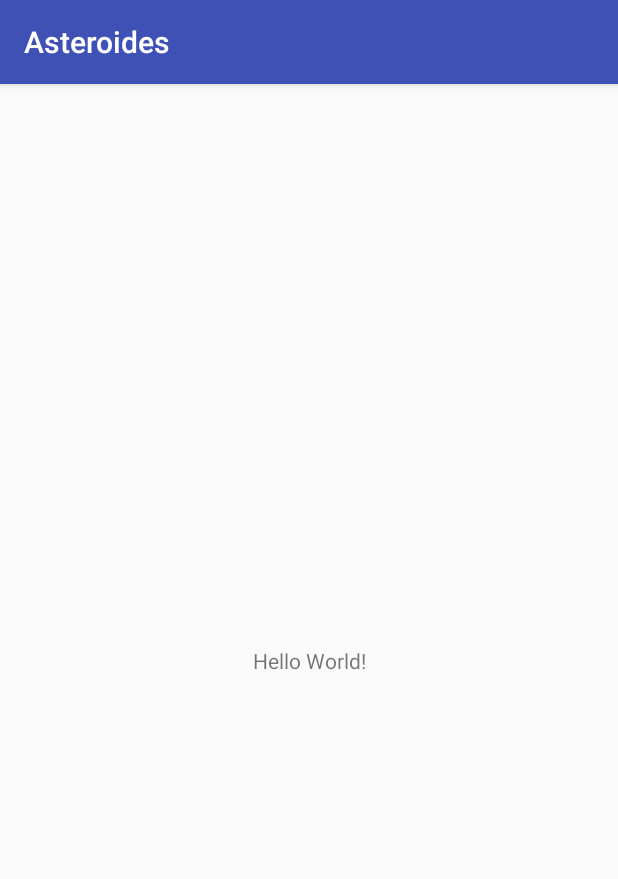
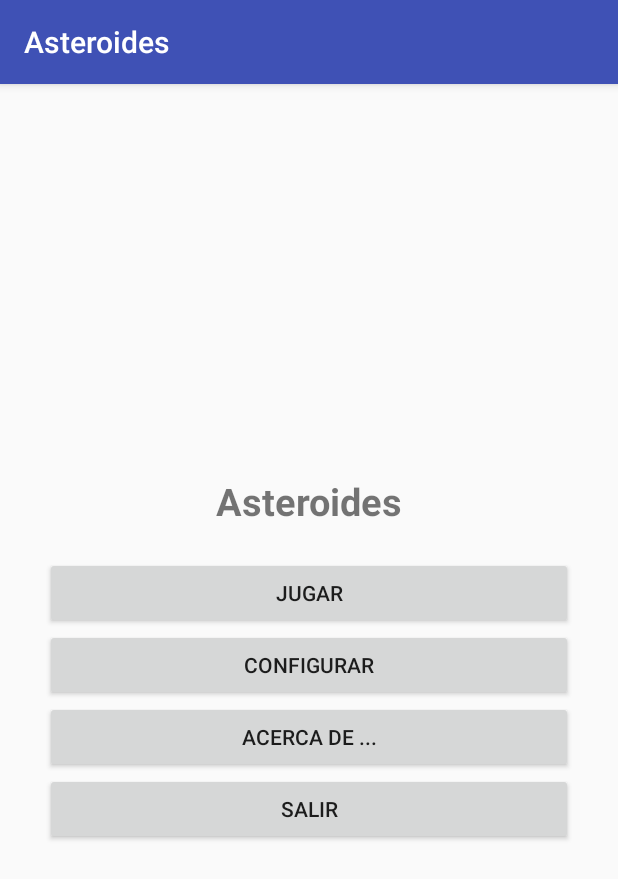
Before and after one commit to Fran250581/Asteroides, an Android app: the screen it shows after launch (MainActivity), on a phone screen of 412 x 824 dp. Shown: the top 879 px of the screen. Run offline under Robolectric (Android 15) with nearby library versions, the phone set to English and light mode, and no system bars.

Commit message:
Commit 1 - Menú.

```diff
--- /dev/null
+++ b/app/src/main/res/layout-land/activity_main.xml
@@ -0,0 +1,55 @@
+<?xml version="1.0" encoding="utf-8"?>
+<LinearLayout xmlns:android="http://schemas.android.com/apk/res/android"
+    xmlns:tools="http://schemas.android.com/tools"
+    android:orientation="vertical"
+    android:layout_width="match_parent"
+    android:layout_height="match_parent"
+    android:gravity="center"
+    android:padding="0dp"
+    tools:context="com.example.fran.asteroides.MainActivity">
+
+    <TextView
+        android:layout_width="match_parent"
+        android:layout_height="wrap_content"
+        android:gravity="center"
+        android:text="@string/app_name"
+        android:textSize="25sp"
+        android:textStyle="bold" />
+
+    <TableLayout
+        android:layout_width="match_parent"
+        android:layout_height="wrap_content"
+        android:gravity="center"
+        android:padding="30dp"
+        android:stretchColumns="*">
+
+        <TableRow>
+            <Button
+                android:id="@+id/button01"
+                android:layout_width="match_parent"
+                android:layout_height="wrap_content"
+                android:text="@string/Jugar" />
+
+            <Button
+                android:id="@+id/button02"
+                android:layout_width="match_parent"
+                android:layout_height="wrap_content"
+                android:text="@string/Configurar" />
+        </TableRow>
+
+        <TableRow>
+            <Button
+                android:id="@+id/button03"
+                android:layout_width="match_parent"
+                android:layout_height="wrap_content"
+                android:text="@string/Acercade" />
+
+            <Button
+                android:id="@+id/button04"
+                android:layout_width="match_parent"
+                android:layout_height="wrap_content"
+                android:text="@string/Salir" />
+        </TableRow>
+    </TableLayout>
+
+</LinearLayout>
--- /dev/null
+++ b/app/src/main/res/layout-sw600dp-land/activity_main.xml
@@ -0,0 +1,55 @@
+<?xml version="1.0" encoding="utf-8"?>
+<LinearLayout xmlns:android="http://schemas.android.com/apk/res/android"
+    xmlns:tools="http://schemas.android.com/tools"
+    android:orientation="vertical"
+    android:layout_width="match_parent"
+    android:layout_height="match_parent"
+    android:gravity="center"
+    android:padding="130dp"
+    tools:context="com.example.fran.asteroides.MainActivity">
+
+    <TextView
+        android:layout_width="match_parent"
+        android:layout_height="wrap_content"
+        android:gravity="center"
+        android:text="@string/app_name"
+        android:textSize="25sp"
+        android:textStyle="bold" />
+
+    <TableLayout
+        android:layout_width="match_parent"
+        android:layout_height="wrap_content"
+        android:gravity="center"
+        android:padding="30dp"
+        android:stretchColumns="*">
+
+        <TableRow>
+            <Button
+                android:id="@+id/button01"
+                android:layout_width="match_parent"
+                android:layout_height="wrap_content"
+                android:text="@string/Jugar" />
+
+            <Button
+                android:id="@+id/button02"
+                android:layout_width="match_parent"
+                android:layout_height="wrap_content"
+                android:text="@string/Configurar" />
+        </TableRow>
+
+        <TableRow>
+            <Button
+                android:id="@+id/button03"
+                android:layout_width="match_parent"
+                android:layout_height="wrap_content"
+                android:text="@string/Acercade" />
+
+            <Button
+                android:id="@+id/button04"
+                android:layout_width="match_parent"
+                android:layout_height="wrap_content"
+                android:text="@string/Salir" />
+        </TableRow>
+    </TableLayout>
+
+</LinearLayout>
--- /dev/null
+++ b/app/src/main/res/layout-sw600dp/activity_main.xml
@@ -0,0 +1,55 @@
+<?xml version="1.0" encoding="utf-8"?>
+<LinearLayout xmlns:android="http://schemas.android.com/apk/res/android"
+    xmlns:tools="http://schemas.android.com/tools"
+    android:orientation="vertical"
+    android:layout_width="match_parent"
+    android:layout_height="match_parent"
+    android:gravity="center"
+    android:padding="110dp"
+    tools:context="com.example.fran.asteroides.MainActivity">
+
+    <TextView
+        android:layout_width="match_parent"
+        android:layout_height="wrap_content"
+        android:gravity="center"
+        android:text="@string/app_name"
+        android:textSize="25sp"
+        android:textStyle="bold" />
+
+    <TableLayout
+        android:layout_width="match_parent"
+        android:layout_height="wrap_content"
+        android:gravity="center"
+        android:padding="30dp"
+        android:stretchColumns="*">
+
+        <TableRow>
+            <Button
+                android:id="@+id/button01"
+                android:layout_width="match_parent"
+                android:layout_height="wrap_content"
+                android:text="@string/Jugar" />
+
+            <Button
+                android:id="@+id/button02"
+                android:layout_width="match_parent"
+                android:layout_height="wrap_content"
+                android:text="@string/Configurar" />
+        </TableRow>
+
+        <TableRow>
+            <Button
+                android:id="@+id/button03"
+                android:layout_width="match_parent"
+                android:layout_height="wrap_content"
+                android:text="@string/Acercade" />
+
+            <Button
+                android:id="@+id/button04"
+                android:layout_width="match_parent"
+                android:layout_height="wrap_content"
+                android:text="@string/Salir" />
+        </TableRow>
+    </TableLayout>
+
+</LinearLayout>
--- a/app/src/main/res/layout/activity_main.xml
+++ b/app/src/main/res/layout/activity_main.xml
@@ -1,18 +1,40 @@
 <?xml version="1.0" encoding="utf-8"?>
-<android.support.constraint.ConstraintLayout xmlns:android="http://schemas.android.com/apk/res/android"
-    xmlns:app="http://schemas.android.com/apk/res-auto"
+<LinearLayout xmlns:android="http://schemas.android.com/apk/res/android"
     xmlns:tools="http://schemas.android.com/tools"
+    android:orientation="vertical"
     android:layout_width="match_parent"
     android:layout_height="match_parent"
+    android:gravity="center"
+    android:padding="30dp"
     tools:context="com.example.fran.asteroides.MainActivity">
 
     <TextView
-        android:layout_width="wrap_content"
+        android:layout_width="match_parent"
         android:layout_height="wrap_content"
-        android:text="Hello World!"
-        app:layout_constraintBottom_toBottomOf="parent"
-        app:layout_constraintLeft_toLeftOf="parent"
-        app:layout_constraintRight_toRightOf="parent"
-        app:layout_constraintTop_toTopOf="parent" />
+        android:layout_marginBottom="20dp"
+        android:gravity="center"
+        android:text="@string/app_name"
+        android:textSize="25sp"
+        android:textStyle="bold" />
+    <Button
+        android:id="@+id/Button01"
+        android:layout_height="wrap_content"
+        android:layout_width="match_parent"
+        android:text="@string/Jugar"/>
+    <Button
+        android:id="@+id/Button02"
+        android:layout_height="wrap_content"
+        android:layout_width="match_parent"
+        android:text="@string/Configurar"/>
+    <Button
+        android:id="@+id/Button03"
+        android:layout_height="wrap_content"
+        android:layout_width="match_parent"
+        android:text="@string/Acercade"/>
+    <Button
+        android:id="@+id/Button04"
+        android:layout_height="wrap_content"
+        android:layout_width="match_parent"
+        android:text="@string/Salir"/>
 
-</android.support.constraint.ConstraintLayout>
+</LinearLayout>
--- a/app/src/main/res/values/strings.xml
+++ b/app/src/main/res/values/strings.xml
@@ -1,3 +1,10 @@
 <resources>
     <string name="app_name">Asteroides</string>
+
+    <!-- Menú principal. -->
+    <string name="Jugar">JUGAR</string>
+    <string name="Configurar">CONFIGURAR</string>
+    <string name="Acercade">ACERCA DE ...</string>
+    <string name="Salir">SALIR</string>
+
 </resources>
```
Also changed, not shown: 2 other files.
